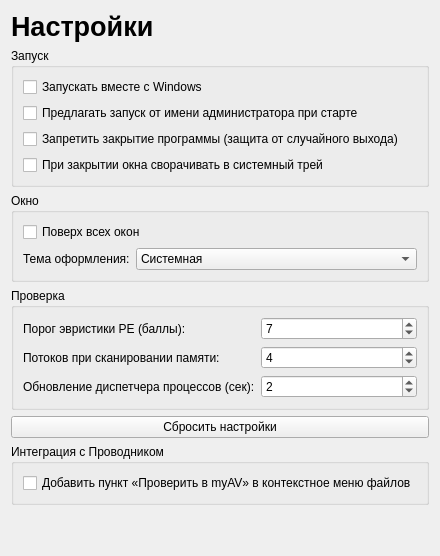
The window that ui/designer/settings_page.ui (UnLuck000/school_project) describes before a commit, drawn with Qt 5.
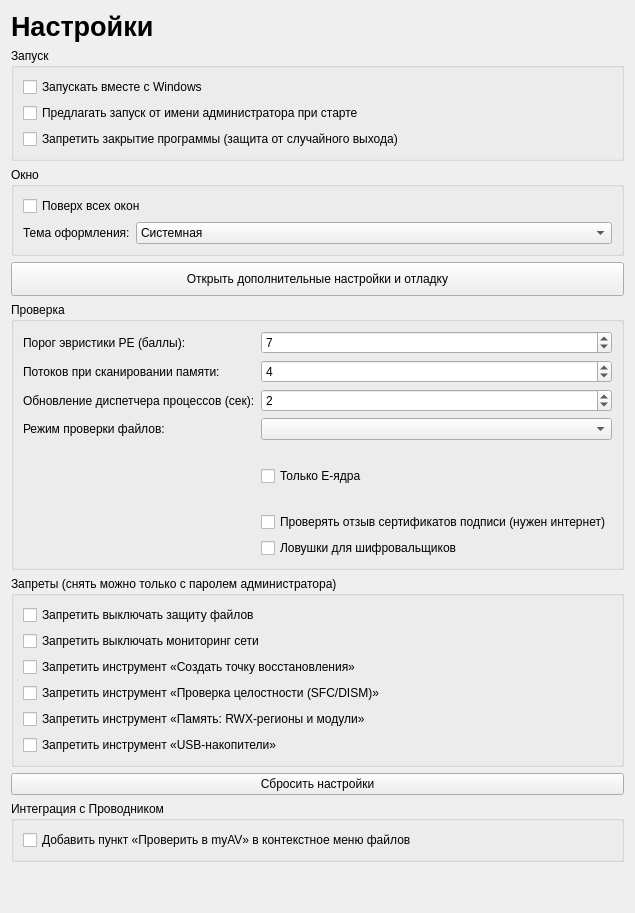
The same window after the commit.

Commit message: Сеть, защита флешек, ловушки, отчёт о работе, запреты и рабочие процессы проверки

Patch:
```diff
--- a/ui/designer/settings_page.ui
+++ b/ui/designer/settings_page.ui
@@ -16,7 +16,6 @@
       <item><widget class="QCheckBox" name="chkAutostart"><property name="text"><string>Запускать вместе с Windows</string></property></widget></item>
       <item><widget class="QCheckBox" name="chkAskAdmin"><property name="text"><string>Предлагать запуск от имени администратора при старте</string></property></widget></item>
       <item><widget class="QCheckBox" name="chkBlockExit"><property name="text"><string>Запретить закрытие программы (защита от случайного выхода)</string></property><property name="toolTip"><string>Кнопка «Выход» и закрытие окна не завершают программу. Завершить её можно только через диспетчер задач Windows.</string></property></widget></item>
-      <item><widget class="QCheckBox" name="chkTray"><property name="text"><string>При закрытии окна сворачивать в системный трей</string></property></widget></item>
      </layout>
     </widget>
    </item>
@@ -36,6 +35,13 @@
      </layout>
     </widget>
    </item>
+   <item>
+    <widget class="QPushButton" name="btnAdvanced">
+     <property name="minimumSize"><size><width>0</width><height>34</height></size></property>
+     <property name="toolTip"><string>Раздел «Проверка» с дополнительными настройками и вкладка «Отладка». Нужен пароль администратора программы.</string></property>
+     <property name="text"><string>Открыть дополнительные настройки и отладку</string></property>
+    </widget>
+   </item>
    <item>
     <widget class="QGroupBox" name="groupScan">
      <property name="title"><string>Проверка</string></property>
@@ -45,10 +51,30 @@
       <item row="1" column="0"><widget class="QLabel" name="captionWorkers"><property name="text"><string>Потоков при сканировании памяти:</string></property></widget></item>
       <item row="1" column="1"><widget class="QSpinBox" name="spnWorkers"><property name="minimum"><number>1</number></property><property name="maximum"><number>8</number></property><property name="value"><number>4</number></property></widget></item>
       <item row="2" column="0"><widget class="QLabel" name="captionInterval"><property name="text"><string>Обновление диспетчера процессов (сек):</string></property></widget></item>
+      <item row="3" column="0"><widget class="QLabel" name="captionScanMode"><property name="text"><string>Режим проверки файлов:</string></property></widget></item>
+      <item row="3" column="1"><widget class="QComboBox" name="cmbScanMode"/></item>
+      <item row="4" column="1"><widget class="QLabel" name="lblScanModeHint"><property name="wordWrap"><bool>true</bool></property><property name="text"><string/></property></widget></item>
+      <item row="5" column="1"><widget class="QCheckBox" name="chkEcoresOnly"><property name="text"><string>Только E-ядра</string></property></widget></item>
+      <item row="7" column="1"><widget class="QCheckBox" name="chkRevocation"><property name="toolTip"><string>Прежде чем по подписи признать срабатывание ложным, программа спрашивает у центра сертификации (списки отзыва CRL или сервер OCSP), не отозван ли сертификат. Ответы кэшируются. Без интернета подпись проверяется как раньше, без отзыва.</string></property><property name="text"><string>Проверять отзыв сертификатов подписи (нужен интернет)</string></property></widget></item>
+      <item row="8" column="1"><widget class="QCheckBox" name="chkDecoys"><property name="toolTip"><string>Вместе с защитой файлов в «Документах» и «Изображениях» создаются защищённые системные папки с файлами-приманками. Если программа начнёт их менять, она будет приостановлена как шифровальщик.</string></property><property name="text"><string>Ловушки для шифровальщиков</string></property></widget></item>
+      <item row="6" column="1"><widget class="QLabel" name="lblEcoresHint"><property name="wordWrap"><bool>true</bool></property><property name="text"><string/></property></widget></item>
       <item row="2" column="1"><widget class="QSpinBox" name="spnInterval"><property name="minimum"><number>1</number></property><property name="maximum"><number>10</number></property><property name="value"><number>2</number></property></widget></item>
      </layout>
     </widget>
    </item>
+   <item>
+    <widget class="QGroupBox" name="groupLocks">
+     <property name="title"><string>Запреты (снять можно только с паролем администратора)</string></property>
+     <layout class="QVBoxLayout" name="layoutLocks">
+      <item><widget class="QCheckBox" name="chkLockProtection"><property name="toolTip"><string>Кнопки «Выключить защиту» неактивны. Защита включается при каждом запуске программы.</string></property><property name="text"><string>Запретить выключать защиту файлов</string></property></widget></item>
+      <item><widget class="QCheckBox" name="chkLockNetwork"><property name="toolTip"><string>Кнопка «Выключить мониторинг сети» неактивна. Мониторинг включается при каждом запуске программы.</string></property><property name="text"><string>Запретить выключать мониторинг сети</string></property></widget></item>
+      <item><widget class="QCheckBox" name="chkLockRestorePoint"><property name="toolTip"><string>Кнопка на странице «Инструменты» неактивна, вкладка «Точки восстановления» в окне проверки системы скрыта.</string></property><property name="text"><string>Запретить инструмент «Создать точку восстановления»</string></property></widget></item>
+      <item><widget class="QCheckBox" name="chkLockSfcDism"><property name="toolTip"><string>Кнопка на странице «Инструменты» неактивна, вкладка «Целостность Windows» в окне проверки системы скрыта.</string></property><property name="text"><string>Запретить инструмент «Проверка целостности (SFC/DISM)»</string></property></widget></item>
+      <item><widget class="QCheckBox" name="chkLockMemory"><property name="toolTip"><string>Кнопка на странице «Инструменты» неактивна, в диспетчере процессов скрыты карта памяти процесса и поиск внедрения кода.</string></property><property name="text"><string>Запретить инструмент «Память: RWX-регионы и модули»</string></property></widget></item>
+      <item><widget class="QCheckBox" name="chkLockUsb"><property name="toolTip"><string>Кнопка на странице «Инструменты» и пункт меню в трее скрыты. Проверка и лечение флешек при подключении работают всегда, пока включена защита.</string></property><property name="text"><string>Запретить инструмент «USB-накопители»</string></property></widget></item>
+     </layout>
+    </widget>
+   </item>
    <item>
     <widget class="QPushButton" name="btnReset">
      <property name="text"><string>Сбросить настройки</string></property>
```
The commit also changes 93 other files.
